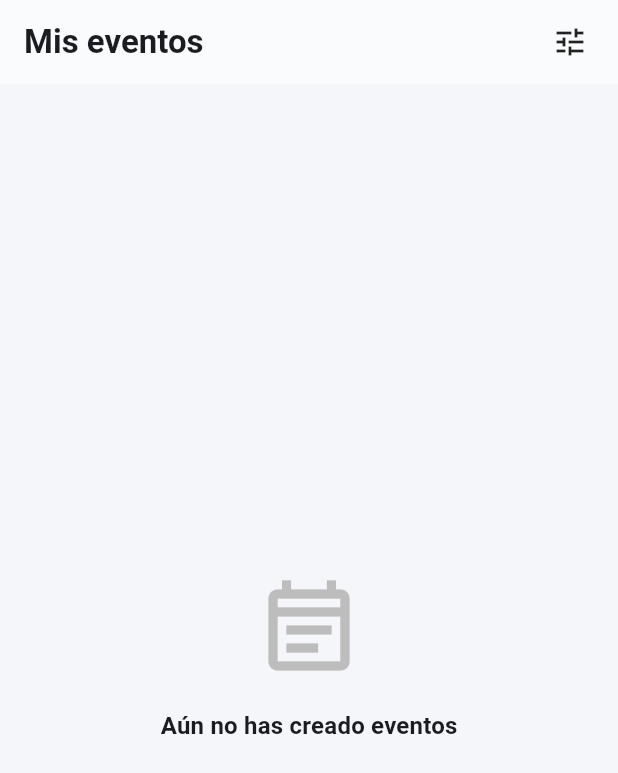
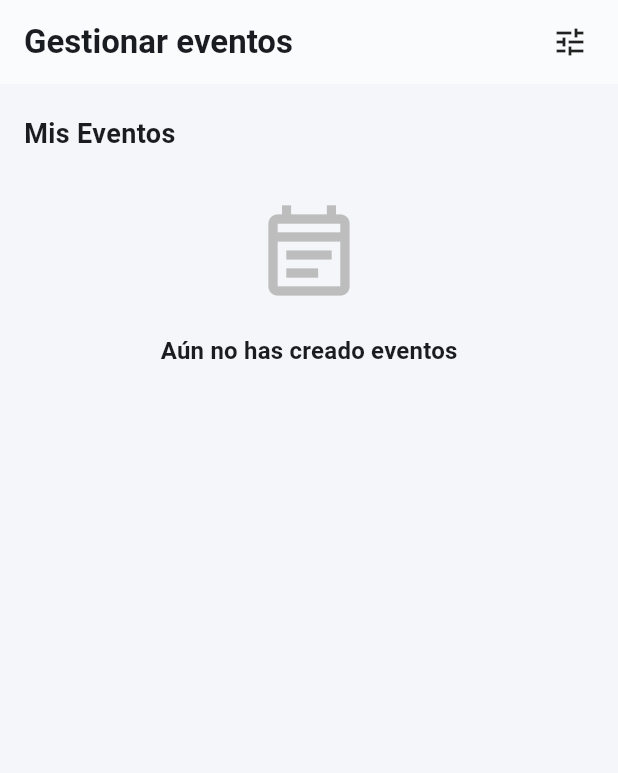
Before and after one commit to saidbl/proyecto_moviles, a Flutter app: the MyEventsScreen screen opened directly with empty values, on a phone screen of 412 x 824 dp. Shown: the top 773 px of the screen. Run offline on Flutter 3.47's test engine with Material 3 defaults, Android fonts, the phone set to English and light mode, and no system bars; our stand-ins replace cloud_firestore, connectivity_plus, firebase_auth, firebase_core, firebase_storage, fl_chart and 2 more; missing offline and left inert: mobile_scanner; accounts and stored records are empty.

Commit message:
Implementación de lista colaboraciones en Mis Eventos

```diff
--- a/lib/models/event_model.dart
+++ b/lib/models/event_model.dart
@@ -11,13 +11,16 @@ class EventModel {
   final DateTime startAt;
   final DateTime endAt;
 
-  final int capacity; // cupo_maximo
-  final bool isActive; // estado_evento
+  final int capacity;
+  final bool isActive;
 
-  final int registrationsCount; // ✅ conteo de registros (para cupo)
+  final int registrationsCount;
 
   final String organizerId;
   final String organizerName;
+
+  // 👇 NUEVO: Lista de UIDs permitidos (Admin + Staff)
+  final List<String> allowedUserIds;
 
   final DateTime? createdAt;
   final DateTime? updatedAt;
@@ -38,6 +41,7 @@ class EventModel {
     required this.registrationsCount,
     required this.organizerId,
     required this.organizerName,
+    required this.allowedUserIds, // 👈 Requerido en constructor
     this.createdAt,
     this.updatedAt,
     this.imageUrl,
@@ -63,10 +67,14 @@ class EventModel {
         'registrationsCount': registrationsCount,
         'organizerId': organizerId,
         'organizerName': organizerName,
+        // 👇 Guardamos la lista en Firestore
+        'allowedUserIds': allowedUserIds,
         'createdAt': createdAt == null
             ? FieldValue.serverTimestamp()
             : Timestamp.fromDate(createdAt!),
         'updatedAt': FieldValue.serverTimestamp(),
+        // Agregamos imageUrl al mapa si existe (faltaba en tu versión anterior)
+        if (imageUrl != null) 'imageUrl': imageUrl,
       };
 
   static EventModel fromDoc(DocumentSnapshot<Map<String, dynamic>> doc) {
@@ -83,6 +91,15 @@ class EventModel {
       return int.tryParse('$x') ?? 0;
     }
 
+    // Lógica segura para allowedUserIds
+    // Si el evento es viejo y no tiene el campo, asumimos que solo el organizador está permitido.
+    List<String> parseAllowed(dynamic x) {
+      if (x is List) return List<String>.from(x);
+      // Fallback para eventos antiguos:
+      final orgId = (d['organizerId'] ?? '').toString();
+      return orgId.isNotEmpty ? [orgId] : [];
+    }
+
     return EventModel(
       id: doc.id,
       title: (d['title'] ?? '').toString(),
@@ -97,6 +114,8 @@ class EventModel {
       registrationsCount: parseInt(d['registrationsCount']),
       organizerId: (d['organizerId'] ?? '').toString(),
       organizerName: (d['organizerName'] ?? '').toString(),
+      // 👇 Parseamos la lista
+      allowedUserIds: parseAllowed(d['allowedUserIds']),
       imageUrl: d['imageUrl'],
       createdAt:
           d['createdAt'] is Timestamp ? (d['createdAt'] as Timestamp).toDate() : null,
--- a/lib/screens/events/my_events_screen.dart
+++ b/lib/screens/events/my_events_screen.dart
@@ -36,22 +36,19 @@ class _MyEventsScreenState extends State<MyEventsScreen> {
         backgroundColor: Colors.white,
         elevation: 0.5,
         title: const Text(
-          'Mis eventos',
+          'Gestionar eventos', // Cambié levemente el título para reflejar que hay más cosas
           style: TextStyle(fontWeight: FontWeight.w600),
         ),
         actions: [
-          // 🛠 SUPER MENÚ DE FILTROS Y ORDENAMIENTO
+          // 🛠 TU SUPER MENÚ ORIGINAL (Intacto)
           PopupMenuButton<dynamic>(
-            icon: const Icon(Icons.tune, color: Colors.black87), // Icono de ajuste
+            icon: const Icon(Icons.tune, color: Colors.black87),
             tooltip: 'Filtrar y Ordenar',
             onSelected: (value) {
               setState(() {
-                // Lógica para Ordenamiento
                 if (value is SortOption) {
                   _sortBy = value;
-                }
-                // Lógica para Filtros (Strings identificadores)
-                else if (value == 'toggle_active') {
+                } else if (value == 'toggle_active') {
                   _showActive = !_showActive;
                 } else if (value == 'toggle_finished') {
                   _showFinished = !_showFinished;
@@ -61,12 +58,9 @@ class _MyEventsScreenState extends State<MyEventsScreen> {
               });
             },
             itemBuilder: (context) => [
-              // --- SECCIÓN 1: ORDENAR ---
               const PopupMenuItem(
-                enabled: false,
-                height: 32,
-                child: Text('ORDENAR POR',
-                  style: TextStyle(fontSize: 11, fontWeight: FontWeight.bold, color: Colors.grey)),
+                enabled: false, height: 32,
+                child: Text('ORDENAR POR', style: TextStyle(fontSize: 11, fontWeight: FontWeight.bold, color: Colors.grey)),
               ),
               CheckedPopupMenuItem(
                 value: SortOption.dateDesc,
@@ -88,15 +82,10 @@ class _MyEventsScreenState extends State<MyEventsScreen> {
                 checked: _sortBy == SortOption.nameAsc,
                 child: const Text('Nombre (A-Z)'),
               ),
-
               const PopupMenuDivider(),
-
-              // --- SECCIÓN 2: FILTROS ---
               const PopupMenuItem(
-                enabled: false,
-                height: 32,
-                child: Text('MOSTRAR ESTADO',
-                  style: TextStyle(fontSize: 11, fontWeight: FontWeight.bold, color: Colors.grey)),
+                enabled: false, height: 32,
+                child: Text('MOSTRAR ESTADO', style: TextStyle(fontSize: 11, fontWeight: FontWeight.bold, color: Colors.grey)),
               ),
               CheckedPopupMenuItem(
                 value: 'toggle_active',
@@ -118,7 +107,20 @@ class _MyEventsScreenState extends State<MyEventsScreen> {
           const SizedBox(width: 8),
         ],
       ),
-      body: StreamBuilder<List<EventModel>>(
+      // 👇👇👇 CAMBIO PRINCIPAL: SingleChildScrollView + Column 👇👇👇
+      body: SingleChildScrollView(
+        child: Column(
+          crossAxisAlignment: CrossAxisAlignment.start,
+          children: [
+
+            // 1. TÍTULO SECCIÓN PROPIA
+            const Padding(
+              padding: EdgeInsets.fromLTRB(16, 20, 16, 0),
+              child: Text('Mis Eventos', style: TextStyle(fontSize: 18, fontWeight: FontWeight.bold)),
+            ),
+
+            // 2. TU STREAM BUILDER ORIGINAL (Lógica intacta)
+            StreamBuilder<List<EventModel>>(
               stream: service.streamMyEvents(),
               initialData: const [],
               builder: (context, snap) {
@@ -128,18 +130,15 @@ class _MyEventsScreenState extends State<MyEventsScreen> {
 
                 var allEvents = snap.data ?? const [];
 
-          if (snap.connectionState == ConnectionState.waiting &&
-              allEvents.isEmpty) {
-            return const Center(child: CircularProgressIndicator());
+                if (snap.connectionState == ConnectionState.waiting && allEvents.isEmpty) {
+                  return const SizedBox(height: 200, child: Center(child: CircularProgressIndicator()));
                 }
 
                 if (allEvents.isEmpty) {
                   return const _EmptyMyEventsState();
                 }
 
-          // =================================================
-          // 🧠 LÓGICA DE FILTRADO Y PRIORIDAD
-          // =================================================
+                // --- TU LÓGICA DE FILTRADO (COPIADA TAL CUAL) ---
                 final now = DateTime.now();
 
                 final ongoingEvents = <EventModel>[];
@@ -147,25 +146,19 @@ class _MyEventsScreenState extends State<MyEventsScreen> {
 
                 for (var e in allEvents) {
                   final isActive = e.isActive ?? true;
-            // "En Curso": Activo + Inicio en pasado + Fin en futuro
-            final isOngoing = isActive &&
-                              e.startAt.isBefore(now) &&
-                              e.endAt.isAfter(now);
+                  final isOngoing = isActive && e.startAt.isBefore(now) && e.endAt.isAfter(now);
 
                   if (isOngoing) {
                     ongoingEvents.add(e);
                   } else {
-              // Filtros normales
                     bool keep = false;
                     final isFinished = e.endAt.isBefore(now);
-              final isFuture = e.startAt.isAfter(now); // O simplemente !isFinished
 
                     if (!isActive) {
                       if (_showCancelled) keep = true;
                     } else if (isFinished) {
                       if (_showFinished) keep = true;
                     } else {
-                // Asumimos Activo/Futuro
                       if (_showActive) keep = true;
                     }
 
@@ -173,29 +166,25 @@ class _MyEventsScreenState extends State<MyEventsScreen> {
                   }
                 }
 
-          // Ordenamiento de la lista secundaria
                 otherEvents.sort((a, b) {
                   switch (_sortBy) {
-              case SortOption.dateDesc:
-                return b.startAt.compareTo(a.startAt);
-              case SortOption.dateAsc:
-                return a.startAt.compareTo(b.startAt);
-              case SortOption.attendeesDesc:
-                return (b.registrationsCount ?? 0).compareTo(a.registrationsCount ?? 0);
-              case SortOption.nameAsc:
-                return a.title.compareTo(b.title);
+                    case SortOption.dateDesc: return b.startAt.compareTo(a.startAt);
+                    case SortOption.dateAsc: return a.startAt.compareTo(b.startAt);
+                    case SortOption.attendeesDesc: return (b.registrationsCount ?? 0).compareTo(a.registrationsCount ?? 0);
+                    case SortOption.nameAsc: return a.title.compareTo(b.title);
                   }
                 });
 
-          // Unimos: Prioridad (En curso) + Otros
                 final displayList = [...ongoingEvents, ...otherEvents];
 
                 if (displayList.isEmpty) {
                   return Center(
+                    child: Padding(
+                      padding: const EdgeInsets.all(32.0),
                       child: Column(
                         mainAxisSize: MainAxisSize.min,
                         children: [
-                  Icon(Icons.tune, size: 60, color: Colors.grey.shade300),
+                          Icon(Icons.tune, size: 50, color: Colors.grey.shade300),
                           const SizedBox(height: 10),
                           const Text('No hay eventos con estos filtros'),
                           TextButton(
@@ -204,19 +193,22 @@ class _MyEventsScreenState extends State<MyEventsScreen> {
                                _showFinished = false;
                                _showCancelled = false;
                             }),
-                    child: const Text('Restablecer filtros')
+                            child: const Text('Restablecer')
                           )
                         ],
+                      ),
                     ),
                   );
                 }
 
                 return ListView.builder(
                   padding: const EdgeInsets.all(16),
+                  // 👇 Ajustes necesarios para que funcione dentro del Scroll principal
+                  physics: const NeverScrollableScrollPhysics(),
+                  shrinkWrap: true,
                   itemCount: displayList.length,
                   itemBuilder: (context, i) {
                     final e = displayList[i];
-
                     final isActive = e.isActive ?? true;
                     final isOngoing = isActive && e.startAt.isBefore(now) && e.endAt.isAfter(now);
                     final isFinished = e.endAt.isBefore(now);
@@ -234,6 +226,80 @@ class _MyEventsScreenState extends State<MyEventsScreen> {
                 );
               },
             ),
+
+            // 3. NUEVA SECCIÓN: COLABORACIONES
+            _buildCollaborationsSection(),
+
+            const SizedBox(height: 40),
+          ],
+        ),
+      ),
+    );
+  }
+/// 🤝 WIDGET PRIVADO PARA LA LISTA DE COLABORACIONES
+  Widget _buildCollaborationsSection() {
+    return StreamBuilder<List<EventModel>>(
+      stream: service.streamCollaborations(),
+      builder: (context, snap) {
+        if (snap.hasError) return Padding(padding: const EdgeInsets.all(16), child: Text('Error carga colaboraciones: ${snap.error}'));
+
+        // Si no ha cargado o está vacío, no mostramos nada (sección oculta)
+        if (!snap.hasData || (snap.data?.isEmpty ?? true)) {
+          return const SizedBox.shrink();
+        }
+
+        final allCollaborations = snap.data ?? [];
+
+        // Filtro visual: Excluir eventos donde soy dueño (para que no salgan duplicados)
+        final collaborations = allCollaborations.where((e) {
+          return e.organizerId != widget.currentUid;
+        }).toList();
+
+        if (collaborations.isEmpty) return const SizedBox.shrink();
+
+        final now = DateTime.now();
+
+        return Column(
+          crossAxisAlignment: CrossAxisAlignment.start,
+          children: [
+            const Divider(height: 1),
+            const Padding(
+              padding: EdgeInsets.fromLTRB(16, 24, 16, 12),
+              child: Row(
+                children: [
+                  Icon(Icons.people_outline, color: Colors.indigo),
+                  SizedBox(width: 8),
+                  Text('Colaboraciones', style: TextStyle(fontSize: 18, fontWeight: FontWeight.bold, color: Colors.indigo)),
+                ],
+              ),
+            ),
+
+            ListView.builder(
+              padding: const EdgeInsets.symmetric(horizontal: 16),
+              physics: const NeverScrollableScrollPhysics(),
+              shrinkWrap: true,
+              itemCount: collaborations.length,
+              itemBuilder: (context, i) {
+                final e = collaborations[i];
+                // Cálculos visuales para la tarjeta
+                final isActive = e.isActive ?? true;
+                final isOngoing = isActive && e.startAt.isBefore(now) && e.endAt.isAfter(now);
+                final isFinished = e.endAt.isBefore(now);
+
+                return Padding(
+                  padding: const EdgeInsets.only(bottom: 20),
+                  child: _MyEventCard(
+                    event: e,
+                    isOngoing: isOngoing,
+                    isFinished: isFinished,
+                    isCancelled: !isActive,
+                  ),
+                );
+              },
+            ),
+          ],
+        );
+      },
     );
   }
 }
```
Also changed, not shown: lib/screens/events/manage_team_screen.dart (added, +252 -0 lines), lib/services/event_service.dart (+100 -0 lines). Lines whose indentation alone changed are shown as unchanged.
